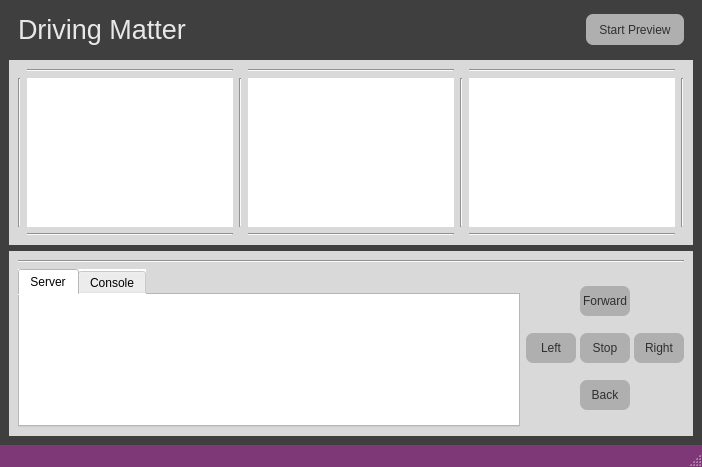
The window that pyDrivingMatter/classes/GUI.ui (DrivingMatter/driving-matter) describes before a commit, drawn with Qt 5.
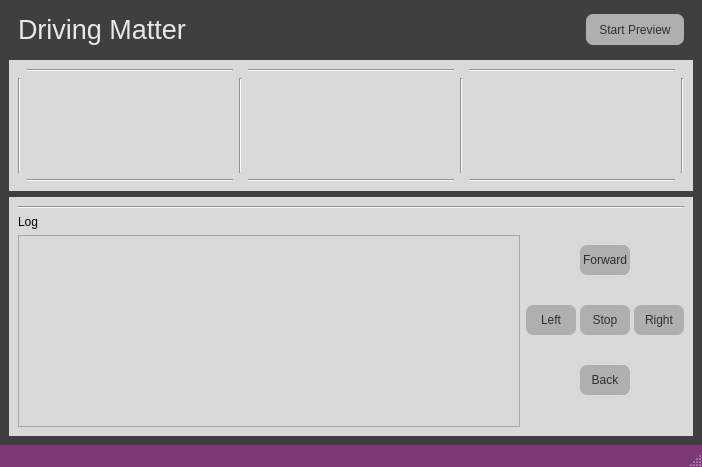
The same window after the commit.

```diff
--- a/pyDrivingMatter/classes/GUI.ui
+++ b/pyDrivingMatter/classes/GUI.ui
@@ -199,24 +199,24 @@
 color: rgb(217, 217, 217) !important;</string>
       </property>
       <layout class="QGridLayout" name="gridLayout_3">
-       <item row="1" column="0">
-        <widget class="Line" name="line_8">
-         <property name="orientation">
-          <enum>Qt::Vertical</enum>
+       <item row="1" column="3" alignment="Qt::AlignHCenter|Qt::AlignVCenter">
+        <widget class="QLabel" name="img_center">
+         <property name="text">
+          <string>TextLabel</string>
          </property>
         </widget>
        </item>
-       <item row="1" column="6">
-        <widget class="Line" name="line_9">
-         <property name="orientation">
-          <enum>Qt::Vertical</enum>
+       <item row="1" column="5" alignment="Qt::AlignHCenter|Qt::AlignVCenter">
+        <widget class="QLabel" name="img_right">
+         <property name="text">
+          <string>TextLabel</string>
          </property>
         </widget>
        </item>
-       <item row="0" column="5">
-        <widget class="Line" name="line_7">
-         <property name="orientation">
-          <enum>Qt::Horizontal</enum>
+       <item row="1" column="1" alignment="Qt::AlignHCenter|Qt::AlignVCenter">
+        <widget class="QLabel" name="img_left">
+         <property name="text">
+          <string>TextLabel</string>
          </property>
         </widget>
        </item>
@@ -227,8 +227,8 @@
          </property>
         </widget>
        </item>
-       <item row="0" column="1">
-        <widget class="Line" name="line_5">
+       <item row="2" column="3">
+        <widget class="Line" name="line_2">
          <property name="orientation">
           <enum>Qt::Horizontal</enum>
          </property>
@@ -241,6 +241,34 @@
          </property>
         </widget>
        </item>
+       <item row="1" column="6">
+        <widget class="Line" name="line_9">
+         <property name="orientation">
+          <enum>Qt::Vertical</enum>
+         </property>
+        </widget>
+       </item>
+       <item row="0" column="1">
+        <widget class="Line" name="line_5">
+         <property name="orientation">
+          <enum>Qt::Horizontal</enum>
+         </property>
+        </widget>
+       </item>
+       <item row="0" column="5">
+        <widget class="Line" name="line_7">
+         <property name="orientation">
+          <enum>Qt::Horizontal</enum>
+         </property>
+        </widget>
+       </item>
+       <item row="1" column="0">
+        <widget class="Line" name="line_8">
+         <property name="orientation">
+          <enum>Qt::Vertical</enum>
+         </property>
+        </widget>
+       </item>
        <item row="1" column="2">
         <widget class="Line" name="line_10">
          <property name="orientation">
@@ -248,13 +276,6 @@
          </property>
         </widget>
        </item>
-       <item row="2" column="3">
-        <widget class="Line" name="line_2">
-         <property name="orientation">
-          <enum>Qt::Horizontal</enum>
-         </property>
-        </widget>
-       </item>
        <item row="2" column="1">
         <widget class="Line" name="line_3">
          <property name="orientation">
@@ -262,29 +283,6 @@
          </property>
         </widget>
        </item>
-       <item row="1" column="5">
-        <widget class="QWidget" name="ImgWidgetright" native="true">
-         <property name="styleSheet">
-          <string notr="true">background-color: rgb(255, 255, 255);</string>
-         </property>
-        </widget>
-       </item>
-       <item row="1" column="1">
-        <widget class="QWidget" name="ImgWidgetleft" native="true">
-         <property name="styleSheet">
-          <string notr="true">background-color: rgb(255, 255, 255);
-color: rgb(255, 255, 255);</string>
-         </property>
-        </widget>
-       </item>
-       <item row="1" column="3">
-        <widget class="QWidget" name="ImgWidgetcenter" native="true">
-         <property name="styleSheet">
-          <string notr="true">background-color: rgb(255, 255, 255);
-color: rgb(255, 255, 255);</string>
-         </property>
-        </widget>
-       </item>
        <item row="1" column="4">
         <widget class="Line" name="line_11">
          <property name="orientation">
@@ -295,7 +293,7 @@
       </layout>
      </widget>
     </item>
-    <item row="3" column="0">
+    <item row="2" column="0">
      <widget class="QWidget" name="widget" native="true">
       <property name="sizePolicy">
        <sizepolicy hsizetype="Expanding" vsizetype="Expanding">
@@ -307,26 +305,6 @@
        <string notr="true">background-color: rgb(217, 217, 217) !important;</string>
       </property>
       <layout class="QGridLayout" name="gridLayout_4">
-       <item row="1" column="0">
-        <widget class="QTabWidget" name="tabWidget">
-         <property name="styleSheet">
-          <string notr="true">background-color: rgb(255, 255, 255);</string>
-         </property>
-         <property name="currentIndex">
-          <number>0</number>
-         </property>
-         <widget class="QWidget" name="tab">
-          <attribute name="title">
-           <string>Server</string>
-          </attribute>
-         </widget>
-         <widget class="QWidget" name="tab_2">
-          <attribute name="title">
-           <string>Console</string>
-          </attribute>
-         </widget>
-        </widget>
-       </item>
        <item row="1" column="1">
         <layout class="QGridLayout" name="gridLayout_6">
          <property name="horizontalSpacing">
@@ -349,6 +327,11 @@
              <height>30</height>
             </size>
            </property>
+           <property name="font">
+            <font>
+             <pointsize>9</pointsize>
+            </font>
+           </property>
            <property name="styleSheet">
             <string notr="true">background-color: rgb(175, 175, 175);
 color: rgb(47, 47, 47);
@@ -373,6 +356,11 @@
              <height>30</height>
             </size>
            </property>
+           <property name="font">
+            <font>
+             <pointsize>9</pointsize>
+            </font>
+           </property>
            <property name="focusPolicy">
             <enum>Qt::StrongFocus</enum>
            </property>
@@ -403,6 +391,11 @@
              <height>30</height>
             </size>
            </property>
+           <property name="font">
+            <font>
+             <pointsize>9</pointsize>
+            </font>
+           </property>
            <property name="styleSheet">
             <string notr="true">background-color: rgb(175, 175, 175);
 color: rgb(47, 47, 47);
@@ -427,6 +420,11 @@
              <height>30</height>
             </size>
            </property>
+           <property name="font">
+            <font>
+             <pointsize>9</pointsize>
+            </font>
+           </property>
            <property name="styleSheet">
             <string notr="true">background-color: rgb(175, 175, 175);
 color: rgb(47, 47, 47);
@@ -451,6 +449,11 @@
              <height>30</height>
             </size>
            </property>
+           <property name="font">
+            <font>
+             <pointsize>9</pointsize>
+            </font>
+           </property>
            <property name="styleSheet">
             <string notr="true">background-color: rgb(175, 175, 175);
 color: rgb(47, 47, 47);
@@ -470,6 +473,27 @@
          </property>
         </widget>
        </item>
+       <item row="1" column="0">
+        <layout class="QVBoxLayout" name="verticalLayout">
+         <item>
+          <widget class="QLabel" name="label_2">
+           <property name="text">
+            <string>Log</string>
+           </property>
+          </widget>
+         </item>
+         <item>
+          <widget class="QPlainTextEdit" name="logdata">
+           <property name="readOnly">
+            <bool>true</bool>
+           </property>
+           <property name="plainText">
+            <string/>
+           </property>
+          </widget>
+         </item>
+        </layout>
+       </item>
       </layout>
      </widget>
     </item>
@@ -481,7 +505,7 @@
      <x>0</x>
      <y>0</y>
      <width>702</width>
-     <height>21</height>
+     <height>22</height>
     </rect>
    </property>
   </widget>
```
